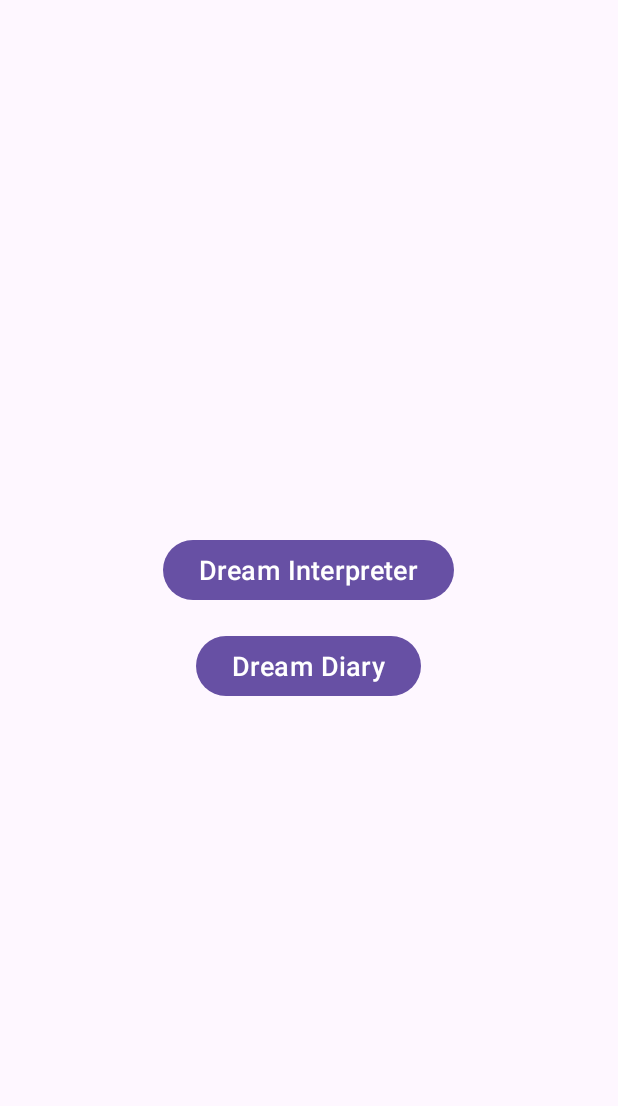
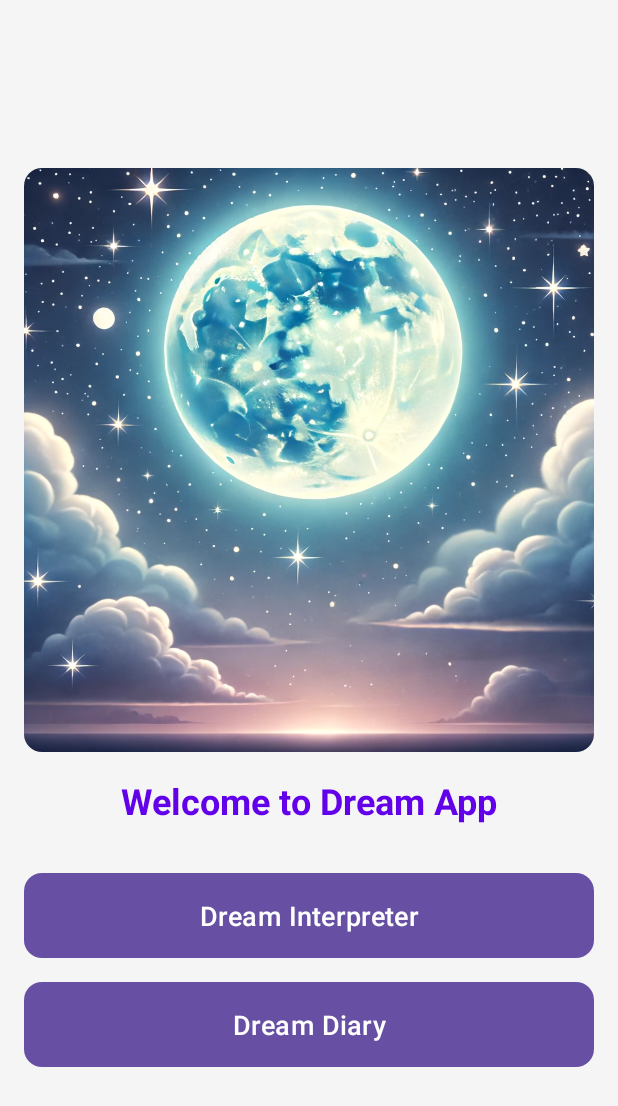
Before and after one commit to jihwimin/Dream-Interpreter, an Android app: the screen it shows after launch (InitialActivity), on a phone screen of 412 x 824 dp. Shown: the top 1106 px of the screen. Run offline under Robolectric (Android 15) with nearby library versions, the phone set to English and light mode, and no system bars.

Commit message:
UI design + progress bar for dream interpreter page

```diff
--- a/app/src/main/res/drawable/rounded_button.xml
+++ b/app/src/main/res/drawable/rounded_button.xml
@@ -1,6 +1,10 @@
 <?xml version="1.0" encoding="utf-8"?>
 <shape xmlns:android="http://schemas.android.com/apk/res/android">
-    <solid android:color="#6200EA"/>
-    <corners android:radius="8dp"/>
-    <padding android:left="8dp" android:top="8dp" android:right="8dp" android:bottom="8dp"/>
+    <solid android:color="#6200EA"/> <!-- Background color of the button -->
+    <corners android:radius="12dp"/> <!-- Rounded corners -->
+    <padding
+        android:left="16dp"
+        android:top="12dp"
+        android:right="16dp"
+        android:bottom="12dp"/>
 </shape>
--- /dev/null
+++ b/app/src/main/res/drawable/rounded_image.xml
@@ -0,0 +1,5 @@
+<?xml version="1.0" encoding="utf-8"?>
+<shape xmlns:android="http://schemas.android.com/apk/res/android">
+    <solid android:color="#F5F5F5"/> <!-- Background color to match the layout -->
+    <corners android:radius="12dp"/> <!-- Rounded corners radius -->
+</shape>
--- a/app/src/main/res/layout/activity_initial.xml
+++ b/app/src/main/res/layout/activity_initial.xml
@@ -4,20 +4,47 @@
     android:layout_height="match_parent"
     android:orientation="vertical"
     android:gravity="center"
-    android:padding="16dp">
+    android:padding="16dp"
+    android:background="#F5F5F5">
+
+    <ImageView
+        android:id="@+id/dreamImage"
+        android:layout_width="match_parent"
+        android:layout_height="389dp"
+        android:layout_gravity="center_horizontal"
+        android:layout_marginBottom="16dp"
+        android:scaleType="centerCrop"
+        android:src="@drawable/dream_image"
+        android:background="@drawable/rounded_image"
+        android:clipToOutline="true" /> <!-- Clip the image to the outline -->
+
+    <TextView
+        android:layout_width="wrap_content"
+        android:layout_height="wrap_content"
+        android:text="Welcome to Dream App"
+        android:textSize="24sp"
+        android:textColor="@color/dark_purple"
+        android:layout_marginBottom="32dp"
+        android:textStyle="bold" />
 
     <Button
         android:id="@+id/dreamInterpreterButton"
-        android:layout_width="wrap_content"
+        android:layout_width="match_parent"
         android:layout_height="wrap_content"
         android:text="Dream Interpreter"
         android:textSize="18sp"
-        android:layout_marginBottom="16dp" />
+        android:background="@drawable/rounded_button"
+        android:textColor="#FFFFFF"
+        android:layout_marginBottom="16dp"
+        android:padding="12dp" />
 
     <Button
         android:id="@+id/dreamDiaryButton"
-        android:layout_width="wrap_content"
+        android:layout_width="match_parent"
         android:layout_height="wrap_content"
         android:text="Dream Diary"
-        android:textSize="18sp" />
+        android:textSize="18sp"
+        android:background="@drawable/rounded_button"
+        android:textColor="#FFFFFF"
+        android:padding="12dp" />
 </LinearLayout>
--- a/app/src/main/res/values/colors.xml
+++ b/app/src/main/res/values/colors.xml
@@ -2,4 +2,5 @@
 <resources>
     <color name="black">#FF000000</color>
     <color name="white">#FFFFFFFF</color>
+    <color name="dark_purple">#6200EA</color>
 </resources>
```
Also changed, not shown: app/src/main/java/com/example/dreaminterpreterai/MainActivity.java (+9 -1 lines), app/src/main/res/layout/activity_main.xml (+11 -3 lines), app/src/main/res/drawable/dream_image.png (added).
